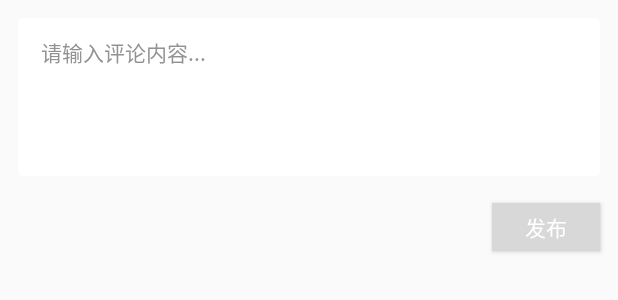
After one commit to diadestiny/Android_Course_Design, an Android app: the layout comment_dialog_layout.xml on its own in the app's theme, with its tools: preview values and no code run, on a phone screen of 412 x 824 dp. The commit adds this screen. Shown: the top 300 px of the screen. Run offline under Robolectric (Android 15) with nearby library versions, the phone set to English and light mode, and no system bars.

Commit message:
完成发表评论功能

```diff
--- a/app/src/main/java/com/guet/shareapp/Adapter/AlbumAdapter.java
+++ b/app/src/main/java/com/guet/shareapp/Adapter/AlbumAdapter.java
@@ -79,4 +79,5 @@ public class AlbumAdapter extends RecyclerView.Adapter<AlbumAdapter.Album_ViewHo
         }
     }
 
+
 }
--- a/app/src/main/java/com/guet/shareapp/Fragment/TypeFragment.java
+++ b/app/src/main/java/com/guet/shareapp/Fragment/TypeFragment.java
@@ -4,6 +4,7 @@ import android.content.Intent;
 import android.os.Bundle;
 import android.os.Handler;
 import android.os.Message;
+import android.support.design.widget.BottomSheetDialog;
 import android.support.v4.app.Fragment;
 import android.support.v7.widget.GridLayoutManager;
 import android.support.v7.widget.RecyclerView;
@@ -11,6 +12,8 @@ import android.util.Log;
 import android.view.LayoutInflater;
 import android.view.View;
 import android.view.ViewGroup;
+import android.widget.Button;
+import android.widget.EditText;
 
 import com.google.gson.Gson;
 import com.google.gson.reflect.TypeToken;
--- /dev/null
+++ b/app/src/main/res/drawable/comment_dialog_et_selector.xml
@@ -0,0 +1,15 @@
+<?xml version="1.0" encoding="utf-8"?>
+<selector xmlns:android="http://schemas.android.com/apk/res/android">
+    <item android:state_window_focused="false">
+        <shape xmlns:android="http://schemas.android.com/apk/res/android">
+            <solid android:color="#ffffff" />
+            <corners android:radius="3dp"/>
+        </shape>
+    </item>
+    <item android:state_window_focused="true">
+        <shape>
+            <solid android:color="#F8F8F8" />
+            <corners android:radius="3dp"/>
+        </shape>
+    </item>
+</selector>
--- /dev/null
+++ b/app/src/main/res/layout/comment_dialog_layout.xml
@@ -0,0 +1,35 @@
+<LinearLayout xmlns:android="http://schemas.android.com/apk/res/android"
+    android:orientation="vertical"
+    android:layout_width="match_parent"
+    android:layout_height="match_parent">
+    <EditText
+        android:id="@+id/dialog_comment_et"
+        android:layout_width="match_parent"
+        android:layout_height="105dp"
+        android:background="@drawable/comment_dialog_et_selector"
+        android:layout_margin="12dp"
+        android:hint="请输入评论内容..."
+        android:textSize="14sp"
+        android:gravity="left|top"
+        android:paddingLeft="15dp"
+        android:paddingTop="12dp"
+        android:textColorHint="#929292"
+        android:textColor="#808080"/>
+    <RelativeLayout
+        android:layout_width="match_parent"
+        android:layout_height="wrap_content">
+        <Button
+            android:id="@+id/dialog_comment_bt"
+            android:layout_width="72dp"
+            android:layout_height="32dp"
+            android:background="#D8D8D8"
+            android:layout_marginBottom="14dp"
+            android:textColor="@android:color/white"
+            android:textSize="14sp"
+            android:layout_marginTop="6dp"
+            android:layout_alignParentRight="true"
+            android:layout_marginRight="12dp"
+            android:text="发布"/>
+    </RelativeLayout>
+
+</LinearLayout>
--- a/app/src/main/res/layout/fragment_discover.xml
+++ b/app/src/main/res/layout/fragment_discover.xml
@@ -57,7 +57,6 @@
             app:srlTextNothing=""
             app:srlFinishDuration="10"
             app:srlDrawableMarginRight="4dp"/>
-
         </com.scwang.smart.refresh.layout.SmartRefreshLayout>
 
             <android.support.design.widget.FloatingActionButton
```
Also changed, not shown: app/src/main/java/com/guet/shareapp/Adapter/DiscoverAdapter.java (+20 -94 lines), app/src/main/java/com/guet/shareapp/Fragment/DiscoverFragment.java (+58 -0 lines), app/src/main/res/drawable/comment_bt_selector.xml (added, +15 -0 lines), app/src/main/res/layout/test.xml (added, +35 -0 lines).
